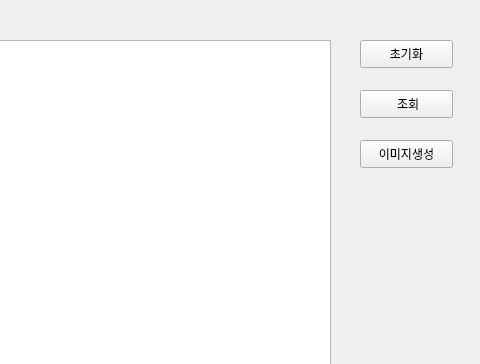
chaemingyu/CoupangAPI, file mainwindow.ui: the form before one commit; both pictures show x 140 to 620 and y 0 to 364 of the 620 by 721 pixel window.
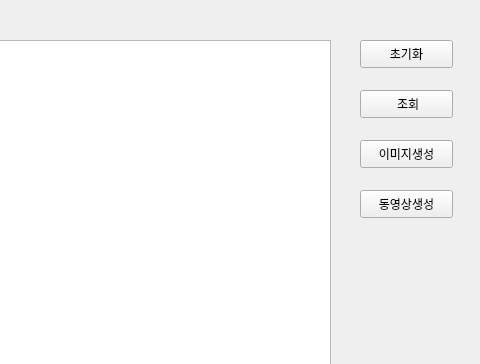
The form after the commit.

Commit message: 동영상저장 추가

Patch:
```diff
--- a/mainwindow.ui
+++ b/mainwindow.ui
@@ -99,6 +99,19 @@
      <string>이미지생성</string>
     </property>
    </widget>
+   <widget class="QPushButton" name="createvideobtn">
+    <property name="geometry">
+     <rect>
+      <x>500</x>
+      <y>190</y>
+      <width>93</width>
+      <height>28</height>
+     </rect>
+    </property>
+    <property name="text">
+     <string>동영상생성</string>
+    </property>
+   </widget>
   </widget>
   <widget class="QMenuBar" name="menubar">
    <property name="geometry">
```
The commit also changes 2 other files.
